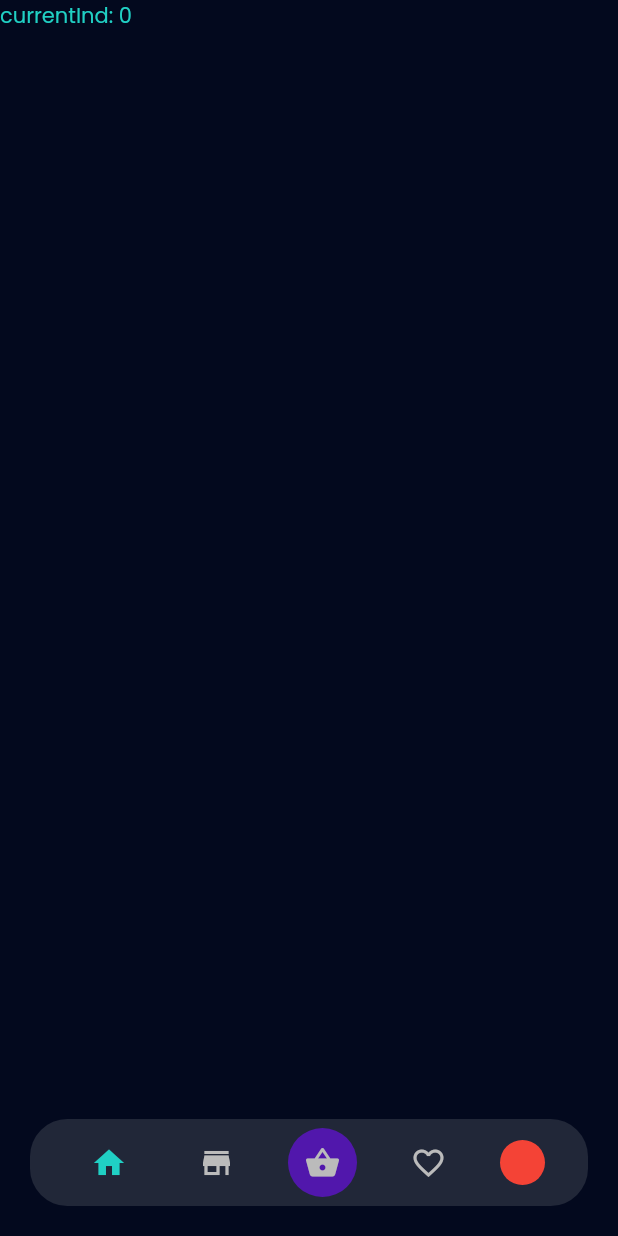
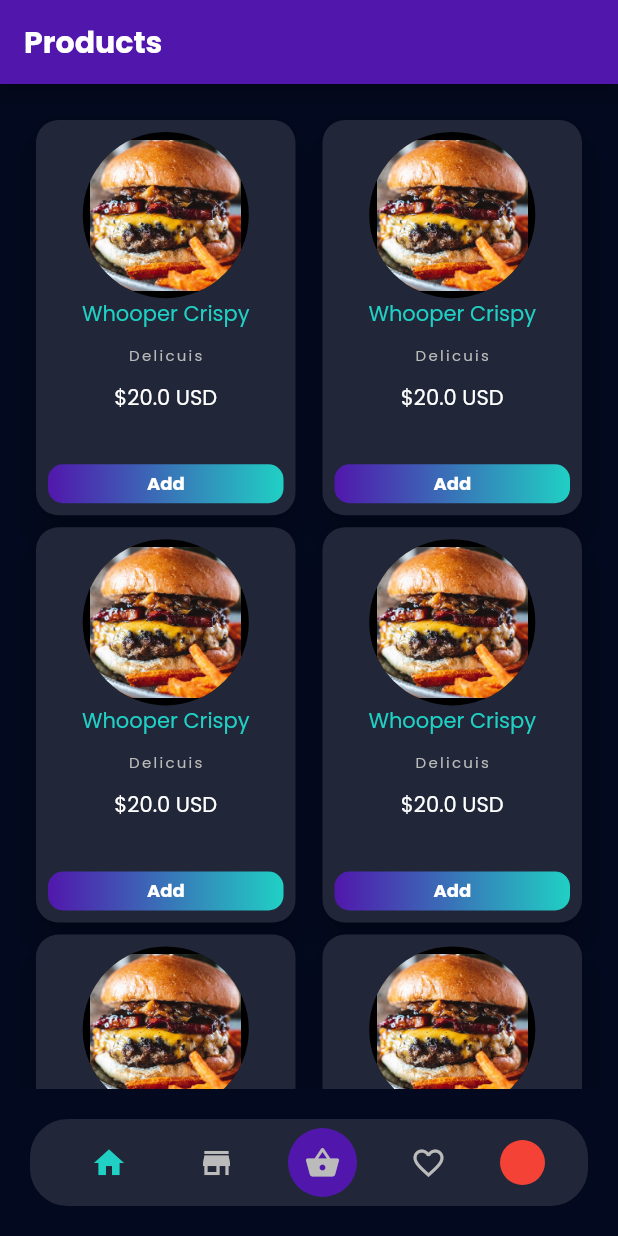
Before and after one commit to jmerino12/delivery_app, a Flutter app: the screen it shows after launch, on a phone screen of 412 x 824 dp. Run offline on Flutter 3.47's test engine with Material 2 defaults, Android fonts, the phone set to English and light mode, and no system bars; our stand-ins replace google_fonts.

Commit message:
Producs screen and EmptyCard

```diff
--- /dev/null
+++ b/lib/data/in_memory_product.dart
@@ -0,0 +1,54 @@
+import 'package:delivery_app/domain/product.dart';
+
+final products = [
+  const Product(
+      name: "Whooper Crispy",
+      description: "Delicuis",
+      price: 20,
+      image: "assets/hamburguesa.jpeg"),
+  const Product(
+      name: "Whooper Crispy",
+      description: "Delicuis",
+      price: 20,
+      image: "assets/hamburguesa.jpeg"),
+  const Product(
+      name: "Whooper Crispy",
+      description: "Delicuis",
+      price: 20,
+      image: "assets/hamburguesa.jpeg"),
+  const Product(
+      name: "Whooper Crispy",
+      description: "Delicuis",
+      price: 20,
+      image: "assets/hamburguesa.jpeg"),
+  const Product(
+      name: "Whooper Crispy",
+      description: "Delicuis",
+      price: 20,
+      image: "assets/hamburguesa.jpeg"),
+  const Product(
+      name: "Whooper Crispy",
+      description: "assets/hamburguesa.jpeg",
+      price: 20,
+      image: "assets/hamburguesa.jpeg"),
+  const Product(
+      name: "Whooper Crispy",
+      description: "ass.",
+      price: 20,
+      image: "assets/hamburguesa.jpeg"),
+  const Product(
+      name: "Whooper Crispy",
+      description: "Delicuis",
+      price: 20,
+      image: "assets/hamburguesa.jpeg"),
+  const Product(
+      name: "Whooper Crispy",
+      description: "Delicuis",
+      price: 20,
+      image: "assets/hamburguesa.jpeg"),
+  const Product(
+      name: "Whooper Crispy",
+      description: "Delicuis",
+      price: 20,
+      image: "assets/hamburguesa.jpeg"),
+];
--- /dev/null
+++ b/lib/domain/product.dart
@@ -0,0 +1,13 @@
+import 'package:meta/meta.dart';
+
+class Product {
+  const Product(
+      {required this.name,
+      required this.description,
+      required this.price,
+      required this.image});
+  final String name;
+  final String description;
+  final double price;
+  final String image;
+}
--- a/lib/main.dart
+++ b/lib/main.dart
@@ -1,3 +1,4 @@
+import 'package:delivery_app/presentation/home/cart/cart_screen.dart';
 import 'package:delivery_app/presentation/home/home_screen.dart';
 import 'package:delivery_app/presentation/splash/splash_screen.dart';
 import 'package:delivery_app/theme.dart';
--- /dev/null
+++ b/lib/presentation/home/cart/cart_screen.dart
@@ -0,0 +1,67 @@
+import 'package:delivery_app/theme.dart';
+import 'package:flutter/material.dart';
+
+class CartScreen extends StatelessWidget {
+  final VoidCallback onShopping;
+
+  const CartScreen({Key? key, required this.onShopping}) : super(key: key);
+
+  @override
+  Widget build(BuildContext context) {
+    return Scaffold(
+      appBar: AppBar(
+        title: Text("Shopping cart"),
+      ),
+      body: _EmptyCart(
+        onShopping: onShopping,
+      ),
+    );
+  }
+}
+
+class _EmptyCart extends StatelessWidget {
+  final VoidCallback onShopping;
+
+  const _EmptyCart({Key? key, required this.onShopping}) : super(key: key);
+
+  @override
+  Widget build(BuildContext context) {
+    return Column(
+      crossAxisAlignment: CrossAxisAlignment.stretch,
+      mainAxisAlignment: MainAxisAlignment.center,
+      children: [
+        Image.asset(
+          "assets/hamburguesa.jpeg",
+          height: 90,
+        ),
+        const SizedBox(
+          height: 20,
+        ),
+        Text(
+          "There are no product",
+          textAlign: TextAlign.center,
+          style: TextStyle(
+              color: Theme.of(context).inputDecorationTheme.labelStyle!.color),
+        ),
+        const SizedBox(
+          height: 20,
+        ),
+        Center(
+            child: RaisedButton(
+          onPressed: onShopping,
+          shape: RoundedRectangleBorder(
+            borderRadius: BorderRadius.circular(20),
+          ),
+          color: DeliveryColors.purple,
+          child: Padding(
+            padding: const EdgeInsets.symmetric(horizontal: 8.0),
+            child: Text(
+              "Go Shopping",
+              style: TextStyle(color: DeliveryColors.white),
+            ),
+          ),
+        ))
+      ],
+    );
+  }
+}
--- a/lib/presentation/home/home_screen.dart
+++ b/lib/presentation/home/home_screen.dart
@@ -1,3 +1,5 @@
+import 'package:delivery_app/presentation/home/cart/cart_screen.dart';
+import 'package:delivery_app/presentation/home/products/products_screen.dart';
 import 'package:delivery_app/theme.dart';
 import 'package:flutter/material.dart';
 
@@ -18,10 +20,17 @@ class _HomeScreenState extends State<HomeScreen> {
         children: [
           Expanded(
               child: IndexedStack(
+            index: currentIndex,
             children: [
+              ProductsScreen(),
               Text('currentInd: $currentIndex'),
-              Text('currentInd: $currentIndex'),
-              Text('currentInd: $currentIndex'),
+              CartScreen(
+                onShopping: () {
+                  setState(() {
+                    currentIndex = 0;
+                  });
+                },
+              ),
               Text('currentInd: $currentIndex'),
               Text('currentInd: $currentIndex'),
             ],
--- /dev/null
+++ b/lib/presentation/home/products/products_screen.dart
@@ -0,0 +1,96 @@
+import 'package:delivery_app/data/in_memory_product.dart';
+import 'package:delivery_app/domain/product.dart';
+import 'package:delivery_app/presentation/widgets/delivery_botton.dart';
+import 'package:delivery_app/theme.dart';
+import 'package:flutter/material.dart';
+
+class ProductsScreen extends StatelessWidget {
+  const ProductsScreen({Key? key}) : super(key: key);
+
+  @override
+  Widget build(BuildContext context) {
+    return Scaffold(
+        appBar: AppBar(
+          title: Text("Products"),
+        ),
+        body: GridView.builder(
+            padding: const EdgeInsets.all(20),
+            gridDelegate: const SliverGridDelegateWithFixedCrossAxisCount(
+                crossAxisCount: 2,
+                childAspectRatio: 2 / 3,
+                crossAxisSpacing: 10),
+            itemCount: products.length,
+            itemBuilder: (context, index) {
+              return _ItemProduct(product: products[index]);
+            }));
+  }
+}
+
+class _ItemProduct extends StatelessWidget {
+  final Product product;
+  const _ItemProduct({Key? key, required this.product}) : super(key: key);
+
+  @override
+  Widget build(BuildContext context) {
+    return Card(
+      shape: RoundedRectangleBorder(borderRadius: BorderRadius.circular(15)),
+      color: Theme.of(context).canvasColor,
+      elevation: 8,
+      child: Padding(
+        padding: const EdgeInsets.all(8.0),
+        child: Column(
+          crossAxisAlignment: CrossAxisAlignment.stretch,
+          children: [
+            Expanded(
+                child: CircleAvatar(
+              child: ClipOval(
+                  child: Padding(
+                padding: const EdgeInsets.all(5.0),
+                child: Image.asset(
+                  product.image,
+                  fit: BoxFit.cover,
+                ),
+              )),
+              backgroundColor: Colors.black,
+            )),
+            Expanded(
+              child: Column(
+                children: [
+                  Text(product.name),
+                  const SizedBox(
+                    height: 10,
+                  ),
+                  Text(
+                    product.description,
+                    style: Theme.of(context)
+                        .textTheme
+                        .overline!
+                        .copyWith(color: DeliveryColors.ligthGrey),
+                    maxLines: 2,
+                    overflow: TextOverflow.ellipsis,
+                  ),
+                  const SizedBox(
+                    height: 10,
+                  ),
+                  Text(
+                    '\$${product.price} USD',
+                    style: TextStyle(
+                        color: Theme.of(context)
+                            .inputDecorationTheme
+                            .labelStyle!
+                            .color),
+                  ),
+                ],
+              ),
+            ),
+            DeliveryButton(
+              onTap: () {},
+              text: "Add",
+              padding: const EdgeInsets.symmetric(vertical: 4, horizontal: 20),
+            )
+          ],
+        ),
+      ),
+    );
+  }
+}
--- a/lib/presentation/login/login_screen.dart
+++ b/lib/presentation/login/login_screen.dart
@@ -1,4 +1,5 @@
 import 'package:delivery_app/presentation/home/home_screen.dart';
+import 'package:delivery_app/presentation/widgets/delivery_botton.dart';
 import 'package:delivery_app/theme.dart';
 import 'package:flutter/material.dart';
 import 'package:flutter/widgets.dart';
@@ -112,31 +113,14 @@ class LoginScreen extends StatelessWidget {
                 ),
               )),
           Padding(
-            padding: const EdgeInsets.all(25),
-            child: Container(
-              decoration: BoxDecoration(
-                  borderRadius: BorderRadius.circular(10),
-                  gradient: LinearGradient(
-                      colors: deliveryGradiant,
-                      begin: Alignment.centerRight,
-                      end: Alignment.centerLeft)),
-              child: Padding(
-                padding: const EdgeInsets.all(14),
-                child: InkWell(
-                  onTap: (() {
-                    Navigator.of(context).pushReplacement(
-                        MaterialPageRoute(builder: (_) => HomeScreen()));
-                  }),
-                  child: Text(
-                    "Login",
-                    textAlign: TextAlign.center,
-                    style: Theme.of(context).textTheme.caption!.copyWith(
-                        fontWeight: FontWeight.bold, color: Colors.white),
-                  ),
-                ),
-              ),
-            ),
-          )
+              padding: const EdgeInsets.all(25),
+              child: DeliveryButton(
+                text: 'Loging',
+                onTap: () {
+                  Navigator.of(context).pushReplacement(
+                      MaterialPageRoute(builder: (_) => HomeScreen()));
+                },
+              ))
         ],
       ),
     );
--- /dev/null
+++ b/lib/presentation/widgets/delivery_botton.dart
@@ -0,0 +1,41 @@
+import 'package:delivery_app/theme.dart';
+import 'package:flutter/material.dart';
+
+class DeliveryButton extends StatelessWidget {
+  final VoidCallback onTap;
+  final String text;
+  final EdgeInsets padding;
+
+  const DeliveryButton(
+      {Key? key,
+      required this.onTap,
+      required this.text,
+      this.padding = const EdgeInsets.all(14)})
+      : super(key: key);
+
+  @override
+  Widget build(BuildContext context) {
+    return Container(
+      decoration: BoxDecoration(
+          borderRadius: BorderRadius.circular(10),
+          gradient: LinearGradient(
+              colors: deliveryGradiant,
+              begin: Alignment.centerRight,
+              end: Alignment.centerLeft)),
+      child: Padding(
+        padding: padding,
+        child: InkWell(
+          onTap: onTap,
+          child: Text(
+            text,
+            textAlign: TextAlign.center,
+            style: Theme.of(context)
+                .textTheme
+                .caption!
+                .copyWith(fontWeight: FontWeight.bold, color: Colors.white),
+          ),
+        ),
+      ),
+    );
+  }
+}
--- a/lib/theme.dart
+++ b/lib/theme.dart
@@ -28,7 +28,15 @@ final _borderDark = OutlineInputBorder(
 
 final ligthTheme = ThemeData(
     canvasColor: DeliveryColors.white,
-    appBarTheme: AppBarTheme(color: DeliveryColors.white),
+    appBarTheme: AppBarTheme(
+        color: DeliveryColors.white,
+        toolbarTextStyle: GoogleFonts.poppinsTextTheme()
+            .apply(displayColor: DeliveryColors.purple)
+            .bodyText2,
+        titleTextStyle: GoogleFonts.poppinsTextTheme().headline6!.copyWith(
+            fontSize: 20,
+            color: DeliveryColors.purple,
+            fontWeight: FontWeight.bold)),
     bottomAppBarColor: DeliveryColors.veryLigthGrey,
     scaffoldBackgroundColor: DeliveryColors.white,
     textTheme: GoogleFonts.poppinsTextTheme().apply(
@@ -47,7 +55,15 @@ final ligthTheme = ThemeData(
 
 final darkTheme = ThemeData(
     canvasColor: DeliveryColors.grey,
-    appBarTheme: AppBarTheme(color: DeliveryColors.purple),
+    appBarTheme: AppBarTheme(
+        color: DeliveryColors.purple,
+        toolbarTextStyle: GoogleFonts.poppinsTextTheme()
+            .apply(displayColor: DeliveryColors.purple)
+            .bodyText2,
+        titleTextStyle: GoogleFonts.poppinsTextTheme().headline6!.copyWith(
+            fontSize: 20,
+            color: DeliveryColors.white,
+            fontWeight: FontWeight.bold)),
     scaffoldBackgroundColor: DeliveryColors.dark,
     bottomAppBarColor: Colors.transparent,
     textTheme: GoogleFonts.poppinsTextTheme().apply(
```
Also changed, not shown: assets/hamburguesa.jpeg (added).
